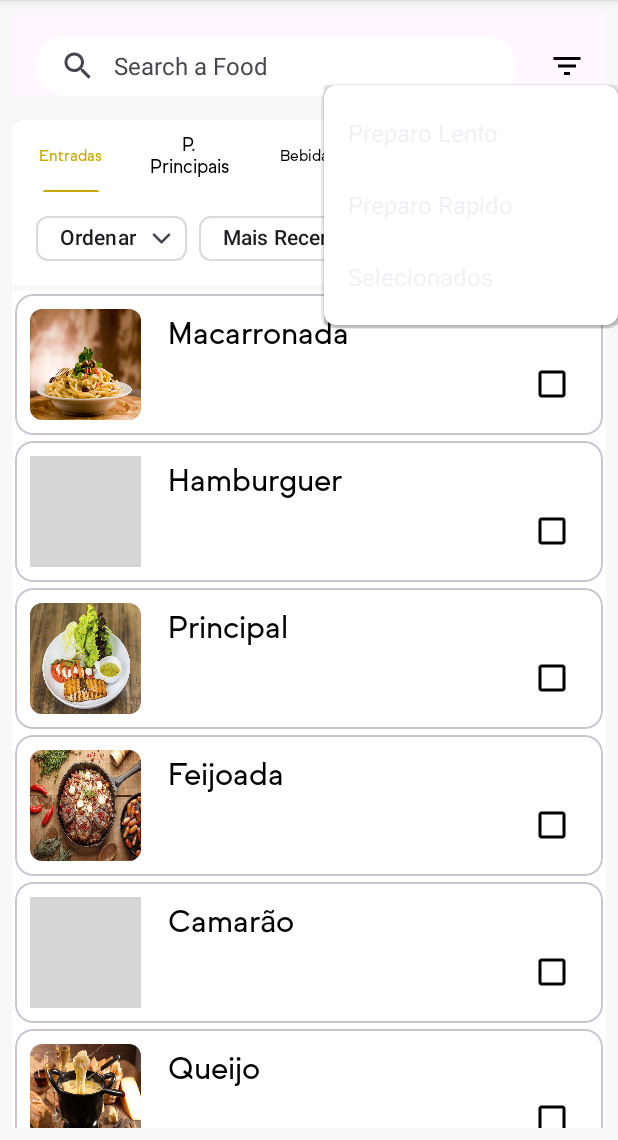
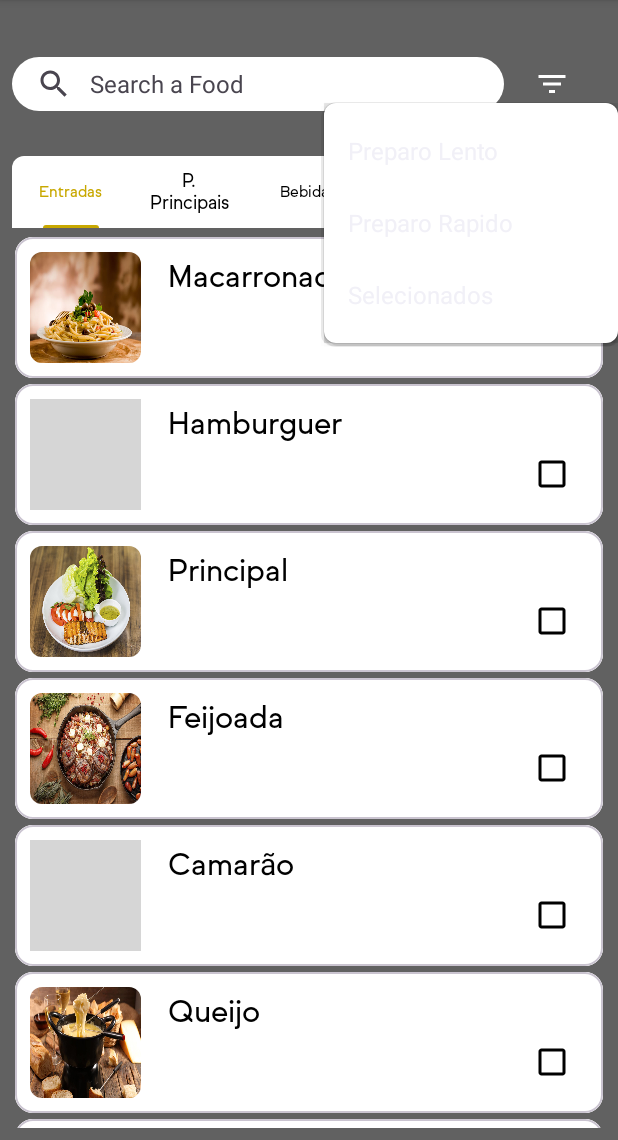
Before and after one commit to Junio00r/RestFood, an Android app built with Jetpack Compose: the screen it shows after launch (MenuActivity), after a tap on an icon or button, on a phone screen of 412 x 824 dp, the part 96-1236 px from its top. Run offline under Robolectric (Android 15) with nearby library versions, the phone set to English and light mode, and no system bars; grey boxes are pictures that could not be loaded.

Commit message:
SearchBar partially configurated

```diff
--- a/app/src/main/java/com/devmobile/android/restaurant/FragmentRestaurant.kt
+++ b/app/src/main/java/com/devmobile/android/restaurant/FragmentRestaurant.kt
@@ -13,12 +13,34 @@ class FragmentRestaurant : Fragment(R.layout.fragment_restaurant) {
     override fun onViewCreated(view: View, savedInstanceState: Bundle?) {
         super.onViewCreated(view, savedInstanceState)
 
-        context?.let { createChips() }
+        if (savedInstanceState == null) {
 
-        binding = FragmentRestaurantBinding.bind(view)
-        binding.let {
-            filtersChip.forEach {filter ->
-                it.chipGroupFilters.addView(filter)
+            context?.let { createChips() }
+            binding = FragmentRestaurantBinding.bind(view)
+
+            binding.let {
+                filtersChip.forEach { filter ->
+
+                    if (it.chipGroupFilter.childCount <= filtersChip.size) {
+                        it.chipGroupFilter.addView(filter)
+                    } else {
+                        it.chipGroupFilter.removeView(filter)
+                    }
+                }
+            }
+
+        } else {
+
+            binding = FragmentRestaurantBinding.bind(view)
+            binding.let {
+                filtersChip.forEach { filter ->
+
+                    if (it.chipGroupFilter.parent == null) {
+                        it.chipGroupFilter.addView(filter)
+                    } else {
+                        it.chipGroupFilter.removeView(filter)
+                    }
+                }
             }
         }
     }
@@ -27,11 +49,11 @@ class FragmentRestaurant : Fragment(R.layout.fragment_restaurant) {
 
         filtersChip.addAll(
             arrayOf(
-                CustomChipFilter(requireContext(), "Ordenar"        , iconSize, null, R.drawable.ic_chip_filter),
-                CustomChipFilter(requireContext(), "Mais Recente"   , iconSize, null, null),
-                CustomChipFilter(requireContext(), "Preparo Rápido" , iconSize, null, null),
-                CustomChipFilter(requireContext(), "Preparo Lento"  , iconSize, null, null),
-                CustomChipFilter(requireContext(), "Filtros"        , iconSize, null, R.drawable.ic_chip_filter_list)
+                CustomChipFilter(requireContext(),"Ordenar",iconSize,null,R.drawable.ic_chip_filter),
+                CustomChipFilter(requireContext(), "Mais Recente", iconSize, null, null),
+                CustomChipFilter(requireContext(), "Preparo Rápido", iconSize, null, null),
+                CustomChipFilter(requireContext(), "Preparo Lento", iconSize, null, null),
+                CustomChipFilter(requireContext(),"Filtros",iconSize,null,R.drawable.ic_chip_filter_list)
             )
         )
     }
--- a/app/src/main/java/com/devmobile/android/restaurant/MenuActivity.kt
+++ b/app/src/main/java/com/devmobile/android/restaurant/MenuActivity.kt
@@ -1,7 +1,5 @@
 package com.devmobile.android.restaurant
 
-import android.annotation.SuppressLint
-import android.content.res.ColorStateList
 import android.os.Bundle
 import android.view.Gravity
 import android.widget.PopupMenu
@@ -15,6 +13,7 @@ import com.google.android.material.search.SearchBar
 import com.google.android.material.search.SearchView
 import com.google.android.material.tabs.TabLayoutMediator
 import java.util.LinkedList
+import kotlin.math.absoluteValue
 
 class MenuActivity : AppCompatActivity() {
     private lateinit var binding: ActivityMenuBinding
@@ -65,11 +64,12 @@ class MenuActivity : AppCompatActivity() {
         this.searchViewFoods = binding.searchViewFoods
 
         searchViewFoods.getEditText().setOnEditorActionListener { v, actionId, event ->
-            binding.searchBarFoods.setText(binding.searchViewFoods.getText())
-            binding.searchViewFoods.hide()
+            searchBarFoods.setText(searchViewFoods.text)
+            searchViewFoods.hide()
             false
         }
 
+        searchViewFoods.setupWithSearchBar(searchBarFoods)
     }
 
     private fun initRecyclerView() {
@@ -109,7 +109,7 @@ class MenuActivity : AppCompatActivity() {
             imageFilterButton,
             Gravity.START,
             0,
-            R.style.PopupMenu_Local_View
+            R.style.PopupMenu_View_Local
         )
 
         popupMenu.menuInflater.inflate(R.menu.seachbar_filter_options, popupMenu.menu)
--- a/app/src/main/java/com/devmobile/android/restaurant/TabViewPagerAdapter.kt
+++ b/app/src/main/java/com/devmobile/android/restaurant/TabViewPagerAdapter.kt
@@ -3,7 +3,6 @@ package com.devmobile.android.restaurant
 import androidx.fragment.app.Fragment
 import androidx.fragment.app.FragmentActivity
 import androidx.viewpager2.adapter.FragmentStateAdapter
-import androidx.viewpager2.adapter.FragmentViewHolder
 
 class TabViewPagerAdapter(fragment: FragmentActivity) : FragmentStateAdapter(fragment) {
 
--- a/app/src/main/res/drawable/ic_chip_filter_list.xml
+++ b/app/src/main/res/drawable/ic_chip_filter_list.xml
@@ -1,5 +1,5 @@
 <vector xmlns:android="http://schemas.android.com/apk/res/android" android:height="24dp" android:viewportHeight="1024" android:viewportWidth="1024" android:width="24dp">
 
-    <path android:fillColor="#FF000000" android:pathData="M426.7,768h170.7v-85.3h-170.7v85.3zM128,256v85.3h768v-85.3L128,256zM256,554.7h512v-85.3L256,469.3v85.3z"/>
+    <path android:fillColor="@color/thirdary_color" android:pathData="M426.7,768h170.7v-85.3h-170.7v85.3zM128,256v85.3h768v-85.3L128,256zM256,554.7h512v-85.3L256,469.3v85.3z"/>
 
 </vector>
--- a/app/src/main/res/layout/activity_menu.xml
+++ b/app/src/main/res/layout/activity_menu.xml
@@ -3,33 +3,37 @@
     xmlns:app="http://schemas.android.com/apk/res-auto"
     android:layout_width="match_parent"
     android:layout_height="match_parent"
-    android:background="#F8F8F8"
+    android:background="#616161"
     android:orientation="vertical"
     android:padding="8dp">
 
-    <androidx.core.widget.NestedScrollView
+    <!--    <androidx.core.widget.NestedScrollView-->
+    <!--        android:layout_width="match_parent"-->
+    <!--        android:layout_height="wrap_content">-->
+    <!--        &lt;!&ndash; Screen content goes here. &ndash;&gt;-->
+    <!--    </androidx.core.widget.NestedScrollView>-->
+
+    <!--  AppBar of SearchBar  -->
+
+    <!--      Desabilitado para testar a rolagem da searchview  -->
+    <com.google.android.material.appbar.AppBarLayout
+        android:id="@+id/appBarSearch"
+        style="@style/AppBarLayout.Style.Local"
         android:layout_width="match_parent"
         android:layout_height="wrap_content"
-        app:layout_behavior="@string/searchbar_scrolling_view_behavior">
-        <!-- Screen content goes here. -->
-    </androidx.core.widget.NestedScrollView>
-
-    <!--  AppBar of SearchBar  -->
-    <com.google.android.material.appbar.AppBarLayout
-        android:id="@+id/appBarSearch"
-        style="@style/Widget.Material3.AppBarLayout"
-        android:layout_width="match_parent"
-        android:layout_height="wrap_content">
+        android:layout_marginVertical="14dp">
 
         <androidx.constraintlayout.widget.ConstraintLayout
             android:layout_width="match_parent"
-            android:layout_height="match_parent">
+            android:layout_height="wrap_content"
+            android:layout_marginVertical="16dp">
 
             <com.google.android.material.search.SearchBar
                 android:id="@+id/searchBarFoods"
-                style="@style/SearchBarStyle"
+                style="@style/SearchBar.Style.Local"
                 android:layout_width="0dp"
-                android:layout_height="40dp"
+                android:layout_height="36dp"
+                android:layout_marginEnd="20dp"
                 app:layout_constraintEnd_toStartOf="@id/imageFilterButton"
                 app:layout_constraintStart_toStartOf="parent"
                 app:layout_constraintTop_toTopOf="parent" />
@@ -38,15 +42,12 @@
                 android:id="@+id/imageFilterButton"
                 android:layout_width="wrap_content"
                 android:layout_height="wrap_content"
-                android:layout_marginStart="6dp"
-                android:layout_marginEnd="14dp"
-                android:padding="10dp"
-                android:layout_marginHorizontal="8dp"
+                android:layout_marginEnd="24dp"
                 android:layout_toEndOf="@id/searchBarFoods"
                 android:background="@drawable/ic_chip_filter_list"
+                android:padding="30dp"
                 app:layout_constraintBottom_toBottomOf="@id/searchBarFoods"
                 app:layout_constraintEnd_toEndOf="parent"
-                app:layout_constraintStart_toEndOf="@id/searchBarFoods"
                 app:layout_constraintTop_toTopOf="@id/searchBarFoods" />
 
         </androidx.constraintlayout.widget.ConstraintLayout>
@@ -66,7 +67,6 @@
         style="@style/TabStyle"
         android:layout_width="match_parent"
         android:layout_height="wrap_content"
-        android:layout_marginTop="16dp"
         app:tabTextAppearance="@style/TabTextStyle" />
 
     <androidx.viewpager2.widget.ViewPager2
--- a/app/src/main/res/layout/food_layout.xml
+++ b/app/src/main/res/layout/food_layout.xml
@@ -3,7 +3,7 @@
     xmlns:app="http://schemas.android.com/apk/res-auto"
     android:layout_width="match_parent"
     android:layout_height="wrap_content"
-    android:background="@color/thirdary_color"
+    android:background="#616161"
     android:orientation="vertical">
 
     <com.google.android.material.card.MaterialCardView
--- a/app/src/main/res/layout/fragment_restaurant.xml
+++ b/app/src/main/res/layout/fragment_restaurant.xml
@@ -3,7 +3,6 @@
     xmlns:app="http://schemas.android.com/apk/res-auto"
     android:layout_width="match_parent"
     android:layout_height="match_parent"
-    android:background="@color/thirdary_color"
     android:orientation="vertical">
 
     <HorizontalScrollView
@@ -16,7 +15,7 @@
         android:scrollbars="none">
 
         <com.google.android.material.chip.ChipGroup
-            android:id="@+id/chipGroupFilters"
+            android:id="@+id/chipGroupFilter"
             android:layout_width="wrap_content"
             android:layout_height="46dp"
             app:singleLine="true" />
@@ -24,8 +23,8 @@
     </HorizontalScrollView>
 
     <androidx.recyclerview.widget.RecyclerView
-        android:id="@+id/recyclerFoods"
+        android:id="@+id/recyclerFood"
         android:layout_width="match_parent"
-        android:layout_height="match_parent" />
+        android:layout_height="match_parent"/>
 
 </LinearLayout>
--- a/app/src/main/res/values/styles.xml
+++ b/app/src/main/res/values/styles.xml
@@ -10,7 +10,7 @@
         <item name="tabSelectedTextColor">@color/secondary_color</item>
         <item name="tabMode">fixed</item>
         <item name="tabTextColor">@color/primary_color</item>
-        <item name="tabIndicatorHeight">1dp</item>
+        <item name="tabIndicatorHeight">2dp</item>
         <item name="tabRippleColor">@color/fourty_color</item>
     </style>
 
@@ -36,17 +36,25 @@
     </style>
 
     <!--  SearchBar  -->
-    <style name="SearchBarStyle" parent="Widget.Material3.SearchBar">
+    <style name="SearchBar.Style.Local" parent="Widget.Material3.SearchBar">
         <item name="backgroundTint">@color/thirdary_color</item>
         <item name="android:hint">@string/search_bar_hint</item>
+        <item name="defaultMarginsEnabled">false</item>
+        <item name="android:fontFamily">@font/font_tab</item>
+        '       <!--    put hint color one    -->
     </style>
 
     <!--Popup Style Local-->
-    <style name="PopupMenu.Local.View" parent="Widget.Material3.PopupMenu">
+    <style name="PopupMenu.View.Local" parent="Widget.Material3.PopupMenu">
         <item name="android:popupElevation">20dp</item>
         <item name="textAppearanceLargePopupMenu">@style/TextAppearance.App</item>
         <item name="textAppearanceSmallPopupMenu">@style/TextAppearance.App</item>
         <item name="android:popupBackground">@drawable/bg_popup_menu</item>
     </style>
 
+    <!--App Bar Layout Style Local-->
+    <style name="AppBarLayout.Style.Local" parent="Widget.Material3.AppBarLayout">
+        <item name="android:background">@null</item>
+    </style>
+
 </resources>
```
